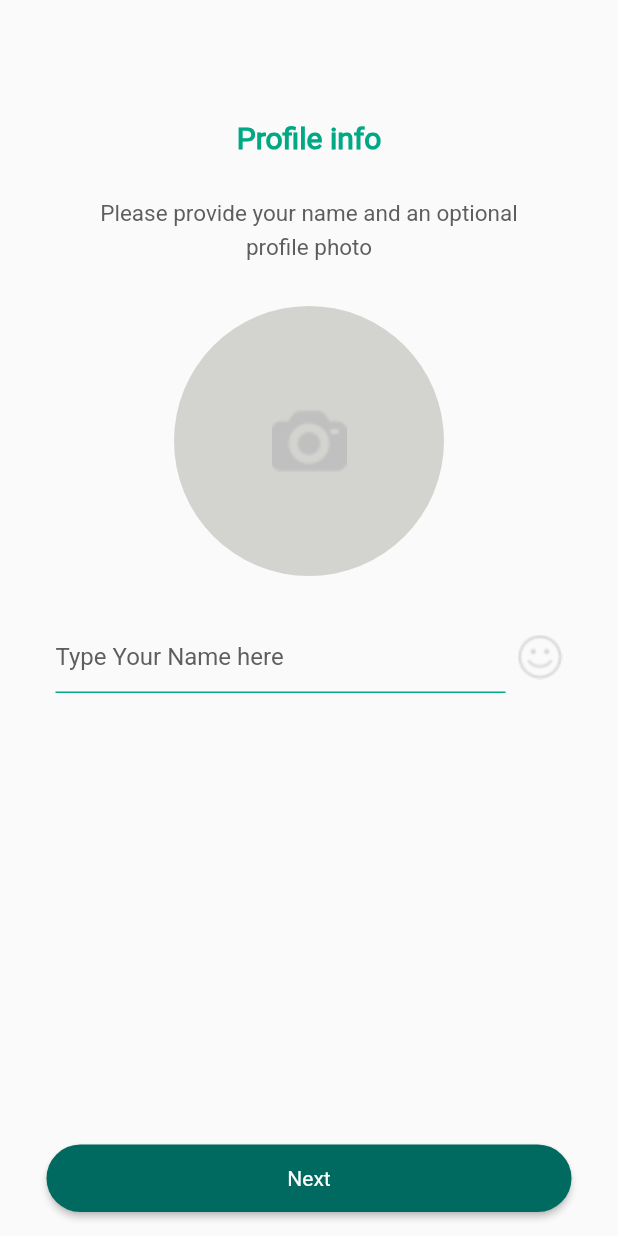
After one commit to InsaMalik/WhatsApp_UI, a Flutter app: the profilescreen screen opened directly, on a phone screen of 412 x 824 dp. The commit adds this screen. Run offline on Flutter 3.47's test engine with Material 3 defaults, Android fonts, the phone set to English and light mode, and no system bars; our stand-ins replace image_picker; missing offline and left inert: dart:ffi.

Commit message:
profile completed

```diff
--- /dev/null
+++ b/lib/screen/profile.dart
@@ -0,0 +1,132 @@
+import 'dart:ffi';
+import 'dart:io';
+
+import 'package:flutter/material.dart';
+import 'package:image_picker/image_picker.dart';
+import 'package:whatsapp/widgets/uihelper.dart';
+
+class profilescreen extends StatefulWidget {
+  @override
+  State<profilescreen> createState() => _profilescreenState();
+}
+
+class _profilescreenState extends State<profilescreen> {
+  TextEditingController namecontroller=TextEditingController();
+
+  File?_pickImage;
+
+
+
+  // get context => null;
+
+  // const profilescreen({super.key});
+  @override
+  Widget build(BuildContext context) {
+    var pickedimage=_pickImage;
+    return Scaffold(
+      body: Center(
+        child: Column(
+          children: [
+            SizedBox(height: 80,),
+            Uihelper.CustomText(text: "Profile info", height: 20,color:Color(0XFF00A884),fontWeight:FontWeight.bold),
+            SizedBox(height: 30,),
+            Uihelper.CustomText(text: "Please provide your name and an optional", height: 15,color:Color(0XFF5E5E5E),),
+            SizedBox(height: 5,),
+            Uihelper.CustomText(text: "profile photo", height: 15,color:Color(0XFF5E5E5E),),
+            SizedBox(height: 30,),
+            GestureDetector(
+              onTap: (){_openbottom(context);},
+              child:pickedimage==null? CircleAvatar(
+              radius: 90,
+              backgroundColor: Color.fromARGB(217, 204, 204, 200),
+              child: Image.asset("assets/images/photo-camera 1.png",height: 50,fit: BoxFit.cover,),
+              ): CircleAvatar(
+                radius: 90,
+                backgroundImage: FileImage(pickedimage!),
+                backgroundColor: Color.fromARGB(217, 204, 204, 200),
+              ),
+            ),
+             SizedBox(height: 30,),
+
+          Row(
+            mainAxisAlignment:MainAxisAlignment.center,
+            children: [
+
+              SizedBox(
+                width: 300,
+                child: TextField(
+                  keyboardType: TextInputType.name,
+                  controller: namecontroller,
+                  decoration: InputDecoration(
+                    hintText:"Type Your Name here",
+                    hintStyle: TextStyle(color:Color(0XFF5E5E5E),),
+                    border:UnderlineInputBorder(
+                    borderSide: BorderSide(color: Color(0XFF05AA82),),
+                    ),
+                    enabledBorder: UnderlineInputBorder(
+                      borderSide: BorderSide(color: Color(0XFF05AA82),),
+                    ),
+                    focusedBorder: UnderlineInputBorder(
+                       borderSide: BorderSide(color: Color(0XFF05AA82),),
+                    )
+                  ),
+                ),
+              ),
+              SizedBox(width: 8,),
+              Image.asset("assets/images/happy.png"),
+            ],
+          ),
+          ],
+
+        ),
+      ),
+      floatingActionButton: Uihelper.CustomButton(callback:(){
+      // Navigator.push(context, MaterialPageRoute(builder: (context) => profilescreen()));
+      }, buttonname: "Next"),
+      floatingActionButtonLocation: FloatingActionButtonLocation.centerFloat,
+    );
+  }
+
+_openbottom(BuildContext content)
+  {
+    return showModalBottomSheet(context:context, builder: (BuildContext context){
+      return Container(
+        height:200,
+        width:200,
+        child: Column(
+          mainAxisAlignment: MainAxisAlignment.center,
+          children:[
+          Row(
+           mainAxisAlignment: MainAxisAlignment.spaceEvenly,
+          children: [
+            IconButton(onPressed: (){
+             _pickImage=void_pickImage(ImageSource.camera);
+            }, icon: Icon(Icons.camera_alt_outlined,size: 80, color:Colors.grey,),),
+             IconButton(onPressed: (){
+              _pickImage=void_pickImage(ImageSource.gallery);
+             }, icon: Icon(Icons.image,size: 80, color: Colors.grey,),),
+
+          ],)
+         ],),
+      );
+    }
+    );
+  }
+
+void_pickImage(ImageSource imagesource)async{
+  try{
+    final photo=await ImagePicker().pickImage(source: imagesource);
+    if(photo==null)return;
+    final temimage=File(photo.path);
+    setState(() {
+      _pickImage=temimage;
+    });
+
+  }
+  catch(ex){
+    return ScaffoldMessenger.of(context).showSnackBar(SnackBar
+    (content: Text(ex.toString()),backgroundColor: Color(0XFF05AA82),
+    ));
+  }
+  }
+}
--- a/pubspec.yaml
+++ b/pubspec.yaml
@@ -34,7 +34,7 @@ dependencies:
   # The following adds the Cupertino Icons font to your application.
   # Use with the CupertinoIcons class for iOS style icons.
   cupertino_icons: ^1.0.8
-
+  image_picker: ^1.1.2
 dev_dependencies:
   flutter_test:
     sdk: flutter
```
Also changed, not shown: lib/screen/OTP.dart (added, +72 -0 lines), lib/screen/loginScreen.dart (+10 -1 lines), lib/widgets/uihelper.dart (+19 -1 lines), assets/images/happy.png (added), pubspec.lock, 5 other files.
